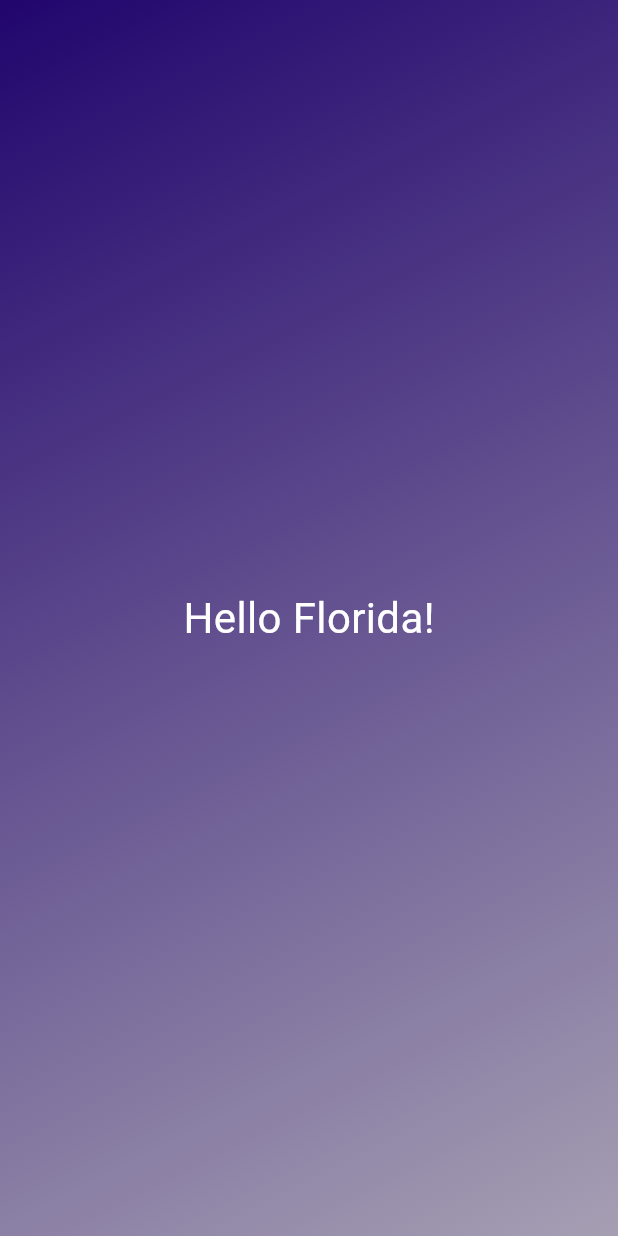
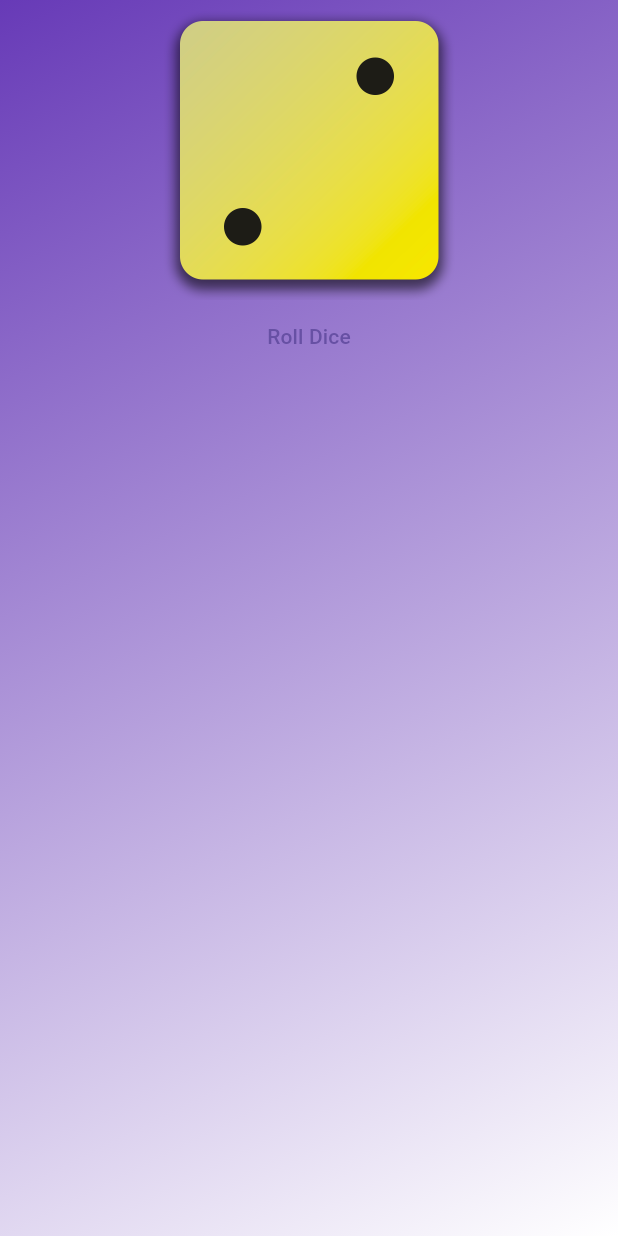
Before and after one commit to SharifAkram/firstapp, a Flutter app: the screen it shows after launch, on a phone screen of 412 x 824 dp. Run offline on Flutter 3.47's test engine with Material 3 defaults, Android fonts, the phone set to English and light mode, and no system bars.

Commit message:
convert first app into rolling dice app. Created asset and image folder to store pictures of dice.

```diff
--- a/lib/gradient_container.dart
+++ b/lib/gradient_container.dart
@@ -1,6 +1,4 @@
 import 'package:flutter/material.dart';
-
-import 'package:firstapp/styled_text.dart';
 
 const startAlignment = Alignment.topLeft;
 const endAlignment = Alignment.bottomRight;
@@ -8,8 +6,14 @@ const endAlignment = Alignment.bottomRight;
 class GradientContainer extends StatelessWidget {
   const GradientContainer(this.color1, this.color2, {super.key});
 
+  const GradientContainer.purple({super.key})
+      : color1 = Colors.deepPurple,
+        color2 = Colors.white;
+
   final Color color1;
   final Color color2;
+
+  void rollDice() {}
 
   @override
   Widget build(context) {
@@ -21,7 +25,20 @@ class GradientContainer extends StatelessWidget {
           end: endAlignment,
         ),
       ),
-      child: const Center(child: StyledText('Hello Florida!')),
+      child: Center(
+        child: Column(
+          children: [
+            Image.asset(
+              'assets/images/dice-2.png',
+              width: 200,
+            ),
+            TextButton(
+              onPressed: rollDice,
+              child: const Text('Roll Dice'),
+            )
+          ],
+        ),
+      ),
     );
   }
 }
--- a/lib/main.dart
+++ b/lib/main.dart
@@ -13,10 +13,7 @@ class MyApp extends StatelessWidget {
     return const MaterialApp(
       debugShowCheckedModeBanner: false,
       home: Scaffold(
-        body: GradientContainer(
-          Color.fromARGB(255, 33, 5, 109),
-          Color.fromARGB(255, 166, 159, 179),
-        ),
+        body: GradientContainer.purple(),
       ),
     );
   }
```
Also changed, not shown: pubspec.yaml (+9 -7 lines), assets/images/dice-1.png (added), assets/images/dice-2.png (added), assets/images/dice-3.png (added), assets/images/dice-4.png (added), assets/images/dice-5.png (added), assets/images/dice-6.png (added).
